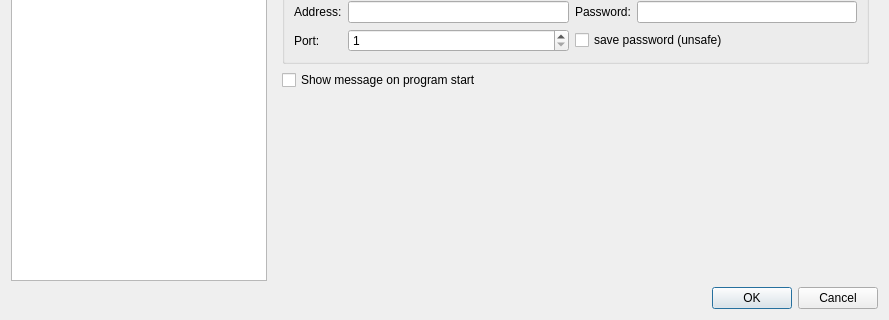
Qt form src/settingseditor.ui (OneMoreGres/ScreenTranslator) before a commit; both pictures show x 0 to 889 and y 229 to 549 of the 889 by 549 pixel window.
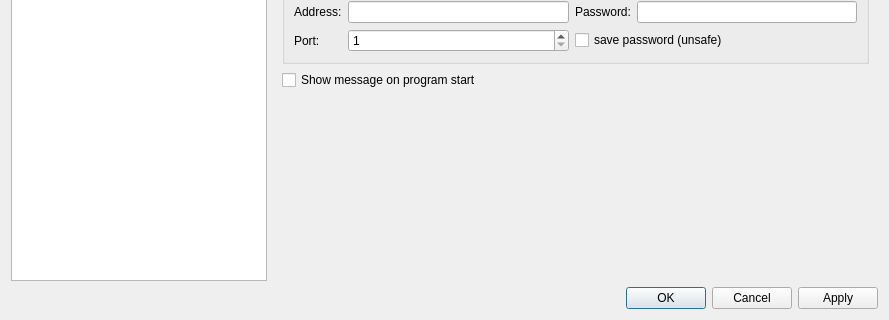
The same form after that commit. Custom widgets are drawn as their Qt base class.

Commit message: Add ability to apply settings without closing dialog

Patch:
```diff
--- a/src/settingseditor.ui
+++ b/src/settingseditor.ui
@@ -20,7 +20,7 @@
       <enum>Qt::Horizontal</enum>
      </property>
      <property name="standardButtons">
-      <set>QDialogButtonBox::Cancel|QDialogButtonBox::Ok</set>
+      <set>QDialogButtonBox::Apply|QDialogButtonBox::Cancel|QDialogButtonBox::Ok</set>
      </property>
     </widget>
    </item>
```
Left out of the diff: 35 changed lines with no effect on the pictures. The commit also changes 6 other files.
